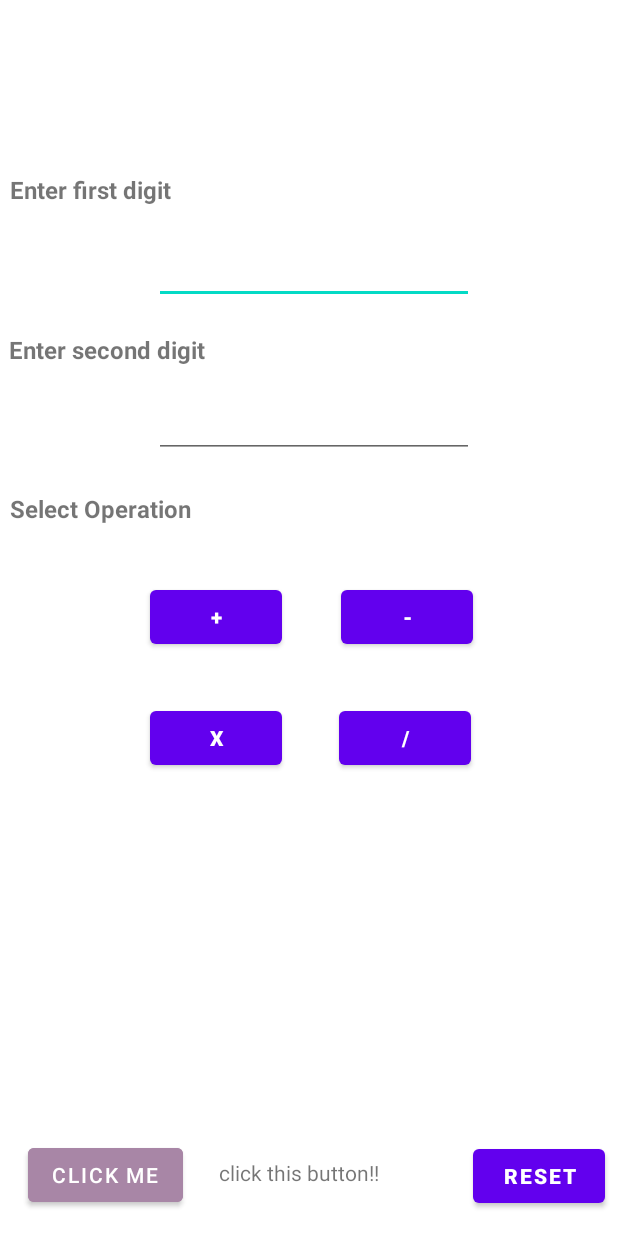
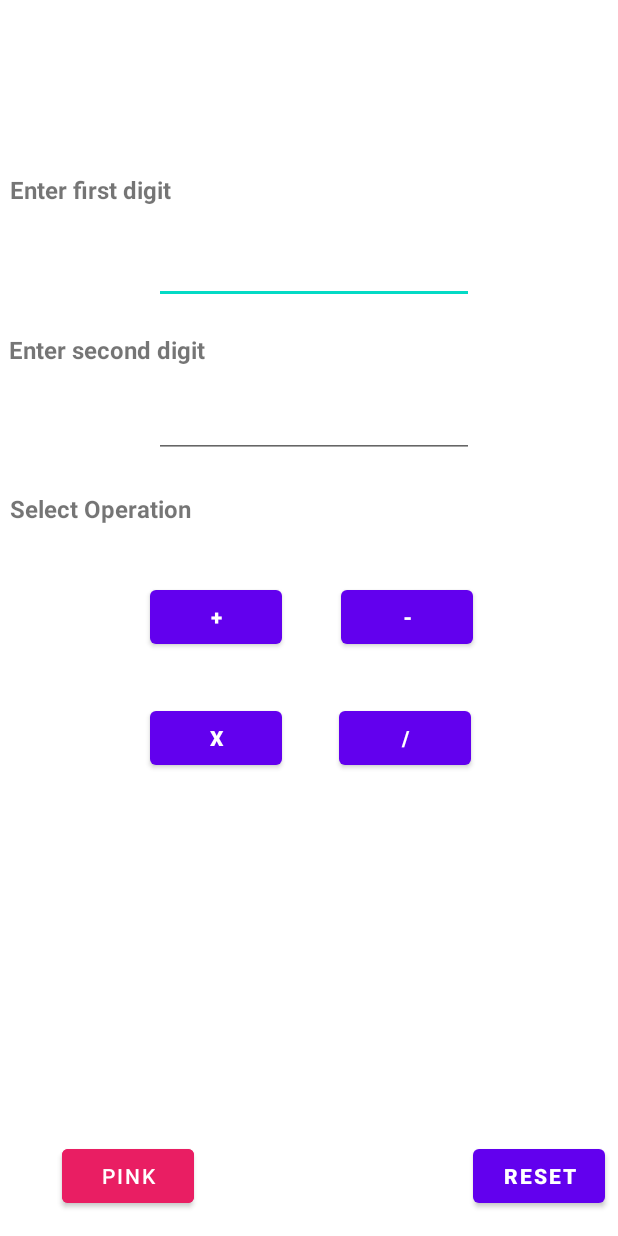
Before and after one commit to Adr029/SimpleCalculatorApp, an Android app: the layout activity_calculator.xml on its own in the app's theme, with its tools: preview values and no code run, on a phone screen of 412 x 824 dp. Run offline under Robolectric (Android 15) with nearby library versions, the phone set to English and light mode, and no system bars.

Commit message:
restored chena

```diff
--- a/app/src/main/java/com/example/simplecalculator/Calculator.java
+++ b/app/src/main/java/com/example/simplecalculator/Calculator.java
@@ -69,7 +69,6 @@ public class Calculator extends AppCompatActivity {
         int number2 = Integer.parseInt(num2);
         int quot = number1 / number2;
         ((TextView)findViewById(R.id.answer)).setText(greeting + ", answer is: " + quot);
-
     }
 
     public void reset (View v){
@@ -86,8 +85,5 @@ public class Calculator extends AppCompatActivity {
         findViewById(R.id.buttonbianx).setEnabled(false);
         ((Button)findViewById(R.id.buttonbianx)).setText("BLUE");
         ((Button)findViewById(R.id.buttonbianx)).setBackgroundColor(Color.parseColor("#0000FF"));
-
-
-
     }
 }
--- a/app/src/main/res/layout/activity_calculator.xml
+++ b/app/src/main/res/layout/activity_calculator.xml
@@ -179,29 +179,14 @@
         android:id="@+id/buttonbianx"
         android:layout_width="wrap_content"
         android:layout_height="wrap_content"
-        android:layout_marginStart="19dp"
-        android:layout_marginTop="207dp"
-        android:layout_marginEnd="202dp"
-        android:layout_marginBottom="16dp"
-        android:backgroundTint="@color/material_dynamic_tertiary60"
-        android:text="Click Me"
-        android:textColor="@color/white"
-        app:layout_constraintBottom_toBottomOf="parent"
-        app:layout_constraintEnd_toStartOf="@+id/reset"
-        app:layout_constraintHorizontal_bias="0.1"
-        app:layout_constraintStart_toStartOf="parent"
-        app:layout_constraintTop_toBottomOf="@+id/multiply"
-        app:layout_constraintVertical_bias="0.974" />
-
-    <TextView
-        android:id="@+id/textView6"
-        android:layout_width="wrap_content"
-        android:layout_height="wrap_content"
-        android:text="click this button!!"
+        android:backgroundTint="#E91E63"
+        android:onClick="disable"
+        android:text="PINK"
         app:layout_constraintBottom_toBottomOf="parent"
         app:layout_constraintEnd_toEndOf="parent"
-        app:layout_constraintHorizontal_bias="0.479"
+        app:layout_constraintHorizontal_bias="0.127"
         app:layout_constraintStart_toStartOf="parent"
         app:layout_constraintTop_toTopOf="parent"
-        app:layout_constraintVertical_bias="0.959" />
+        app:layout_constraintVertical_bias="0.979" />
+
 </androidx.constraintlayout.widget.ConstraintLayout>
```
